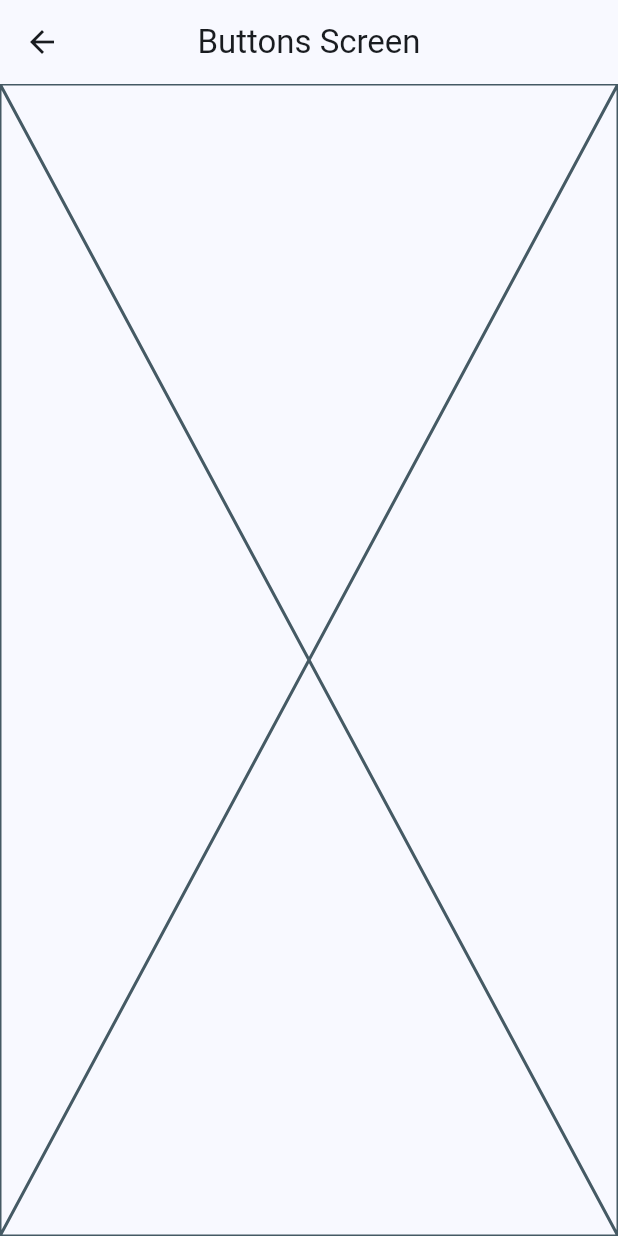
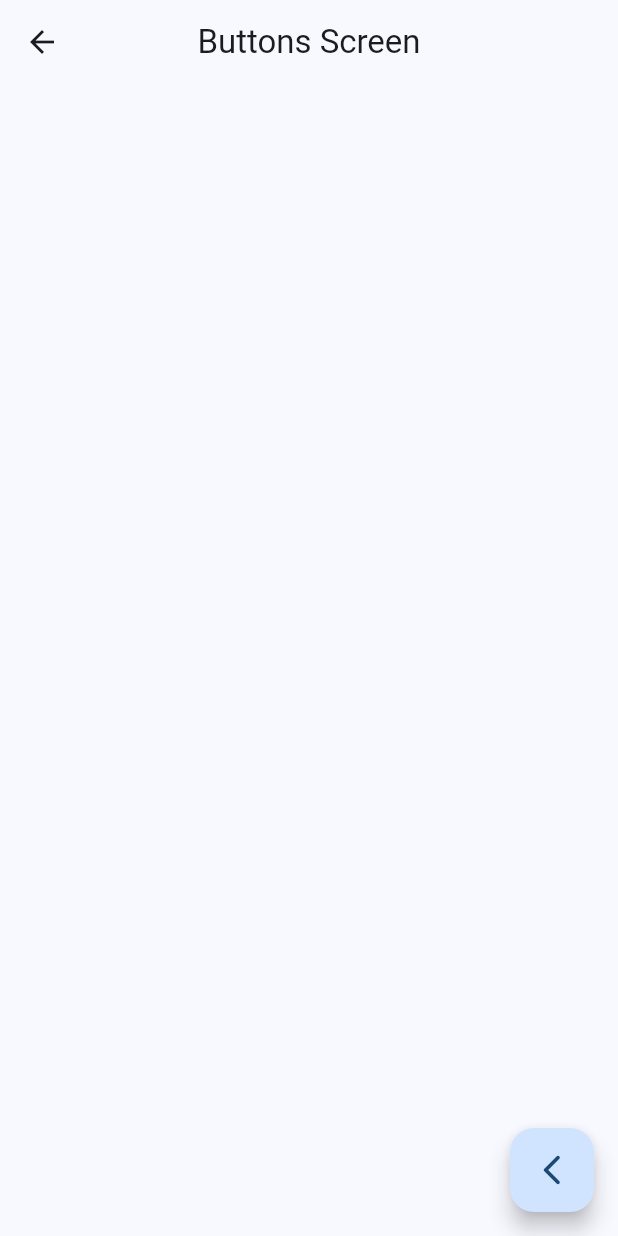
Before and after one commit to Jano-C/widget_app, a Flutter app: the screen it shows after launch, after a tap on "botones", on a phone screen of 412 x 824 dp. Run offline on Flutter 3.47's test engine with Material 3 defaults, Android fonts, the phone set to English and light mode, and no system bars; our stand-ins replace go_router.

Commit message:
bottones personalizados

```diff
--- a/lib/presentation/screens/buttons/buttons_screen.dart
+++ b/lib/presentation/screens/buttons/buttons_screen.dart
@@ -1,4 +1,5 @@
 import 'package:flutter/material.dart';
+import 'package:go_router/go_router.dart';
 
 class ButtonsScreen extends StatelessWidget {
   const ButtonsScreen({super.key});
@@ -10,7 +11,29 @@ class ButtonsScreen extends StatelessWidget {
         centerTitle: true,
         title: const Text('Buttons Screen'),
       ),
-      body: const Placeholder(),
+      body: _ButtonsView(),
+      floatingActionButton: FloatingActionButton(
+        onPressed: () {
+          context.pop();
+        },
+        child: const Icon(Icons.arrow_back_ios_new_rounded),
+      ),
     );
   }
 }
+
+class _ButtonsView extends StatelessWidget {
+  const _ButtonsView();
+
+  @override
+  Widget build(BuildContext context) {
+    return const SizedBox(
+      child: Wrap(
+        children: [
+
+        ],
+
+      ),
+    );
+  }
+}
--- a/lib/presentation/screens/home/home_screen.dart
+++ b/lib/presentation/screens/home/home_screen.dart
@@ -1,9 +1,9 @@
 import 'package:flutter/material.dart';
 import 'package:go_router/go_router.dart';
 import 'package:widget_app/config/menu/menu_items.dart';
-import 'package:widget_app/presentation/screens/buttons/buttons_screen.dart';
 
 class HomeScreen extends StatelessWidget {
+
   const HomeScreen({super.key});
 
   @override
```
